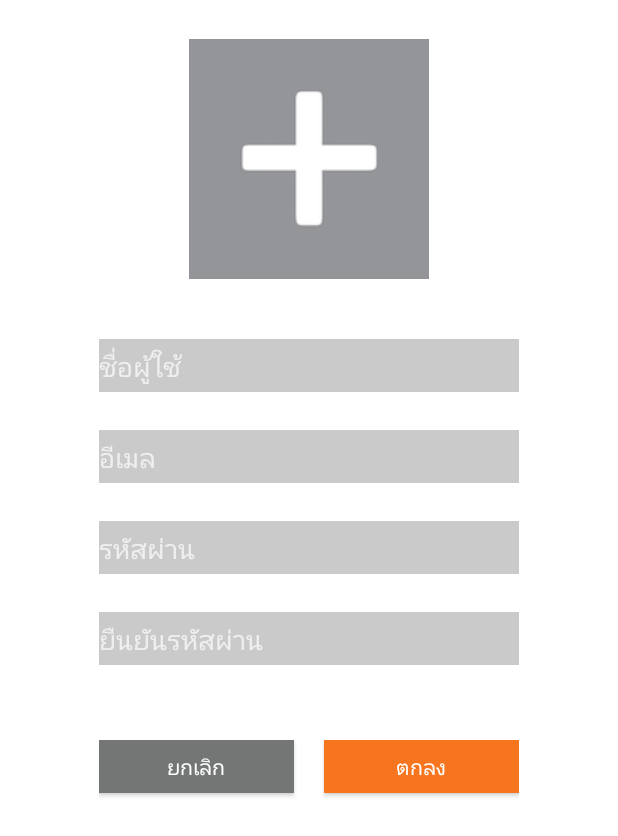
After one commit to landtanin/Foody, an Android app: the signupActivity screen opened directly, with no data from a screen before it, on a phone screen of 412 x 824 dp. The commit adds this screen. Shown: the top 836 px of the screen. Run offline under Robolectric (Android 15) with nearby library versions, the phone set to English and light mode, and no system bars.

Commit message:
finish signup page

```diff
--- a/app/src/main/AndroidManifest.xml
+++ b/app/src/main/AndroidManifest.xml
@@ -15,7 +15,8 @@
                 <category android:name="android.intent.category.LAUNCHER" />
             </intent-filter>
         </activity>
-        <activity android:name=".Login2Activity"></activity>
+        <activity android:name=".Login2Activity" />
+        <activity android:name=".signupActivity"></activity>
     </application>
 
 </manifest>
--- /dev/null
+++ b/app/src/main/java/com/appdever/foody/signupActivity.java
@@ -0,0 +1,13 @@
+package com.appdever.foody;
+
+import android.support.v7.app.AppCompatActivity;
+import android.os.Bundle;
+
+public class signupActivity extends AppCompatActivity {
+
+    @Override
+    protected void onCreate(Bundle savedInstanceState) {
+        super.onCreate(savedInstanceState);
+        setContentView(R.layout.activity_signup);
+    }
+}
--- a/app/src/main/res/layout/activity_login2.xml
+++ b/app/src/main/res/layout/activity_login2.xml
@@ -21,7 +21,7 @@
             android:id="@+id/editText"
             android:layout_gravity="center_horizontal"
             android:layout_marginTop="200dp"
-            android:background="#41fafff8"
+            android:background="#71fafff8"
             android:hint="ชื่อผู้ใช้" />
 
         <EditText
@@ -30,7 +30,7 @@
             android:id="@+id/editText2"
             android:layout_gravity="center_horizontal"
             android:layout_marginTop="13dp"
-            android:background="#41fafff8"
+            android:background="#71fafff8"
             android:hint="รหัสผ่าน" />
 
         <Button
--- /dev/null
+++ b/app/src/main/res/layout/activity_signup.xml
@@ -0,0 +1,95 @@
+<?xml version="1.0" encoding="utf-8"?>
+<RelativeLayout xmlns:android="http://schemas.android.com/apk/res/android"
+    xmlns:tools="http://schemas.android.com/tools"
+    android:layout_width="match_parent"
+    android:layout_height="match_parent"
+    android:paddingBottom="@dimen/activity_vertical_margin"
+    android:paddingLeft="@dimen/activity_horizontal_margin"
+    android:paddingRight="@dimen/activity_horizontal_margin"
+    android:paddingTop="@dimen/activity_vertical_margin"
+    tools:context="com.appdever.foody.signupActivity"
+    android:background="#ffffff">
+
+    <LinearLayout
+        android:orientation="vertical"
+        android:layout_width="match_parent"
+        android:layout_height="match_parent">
+
+        <ImageButton
+            android:layout_width="160dp"
+            android:layout_height="160dp"
+            android:id="@+id/imageButton"
+            android:layout_gravity="center_horizontal"
+            android:src="@drawable/addPictureSignUp"
+            android:layout_marginTop="10dp" />
+
+        <EditText
+            android:layout_width="@dimen/textFieldWidthSignUp"
+            android:layout_height="@dimen/textFieldHeightSignUp"
+            android:id="@+id/editText3"
+            android:layout_gravity="center_horizontal"
+            android:background="#41303030"
+            android:autoText="true"
+            android:layout_marginTop="40dp"
+            android:hint="ชื่อผู้ใช้" />
+
+        <EditText
+            android:layout_width="@dimen/textFieldWidthSignUp"
+            android:layout_height="@dimen/textFieldHeightSignUp"
+            android:id="@+id/editText4"
+            android:layout_gravity="center_horizontal"
+            android:background="#41303030"
+            android:autoText="true"
+            android:layout_marginTop="25dp"
+            android:hint="อีเมล" />
+
+        <EditText
+            android:layout_width="@dimen/textFieldWidthSignUp"
+            android:layout_height="@dimen/textFieldHeightSignUp"
+            android:id="@+id/editText5"
+            android:layout_gravity="center_horizontal"
+            android:background="#41303030"
+            android:autoText="true"
+            android:layout_marginTop="25dp"
+            android:hint="รหัสผ่าน" />
+
+        <EditText
+            android:layout_width="@dimen/textFieldWidthSignUp"
+            android:layout_height="@dimen/textFieldHeightSignUp"
+            android:id="@+id/editText6"
+            android:layout_gravity="center_horizontal"
+            android:background="#41303030"
+            android:autoText="true"
+            android:layout_marginTop="25dp"
+            android:hint="ยืนยันรหัสผ่าน" />
+
+        <LinearLayout
+            android:orientation="horizontal"
+            android:layout_width="300dp"
+            android:layout_height="match_parent"
+            android:layout_gravity="center_horizontal"
+            android:layout_marginTop="40dp"
+            android:padding="10dp">
+
+            <Button
+                android:layout_width="match_parent"
+                android:layout_height="@dimen/textFieldHeightSignUp"
+                android:text="ยกเลิก"
+                android:id="@+id/button4"
+                android:layout_gravity="center_horizontal"
+                android:layout_weight="1"
+                android:background="#747676"
+                android:layout_marginRight="10dp" />
+
+            <Button
+                android:layout_width="match_parent"
+                android:layout_height="@dimen/textFieldHeightSignUp"
+                android:text="ตกลง"
+                android:id="@+id/button5"
+                android:layout_gravity="center_horizontal"
+                android:layout_weight="1"
+                android:background="#f7751e"
+                android:layout_marginLeft="10dp" />
+        </LinearLayout>
+    </LinearLayout>
+</RelativeLayout>
--- a/app/src/main/res/values/dimens.xml
+++ b/app/src/main/res/values/dimens.xml
@@ -5,4 +5,6 @@
     <dimen name="login_page">250dp</dimen>
     <dimen name="LogoLoginHeight">300dp</dimen>
     <dimen name="textFieldHeight">43dp</dimen>
+    <dimen name="textFieldHeightSignUp">35dp</dimen>
+    <dimen name="textFieldWidthSignUp">280dp</dimen>
 </resources>
```
Also changed, not shown: app/src/main/res/drawable/addPictureSignUp.jpg (added).
